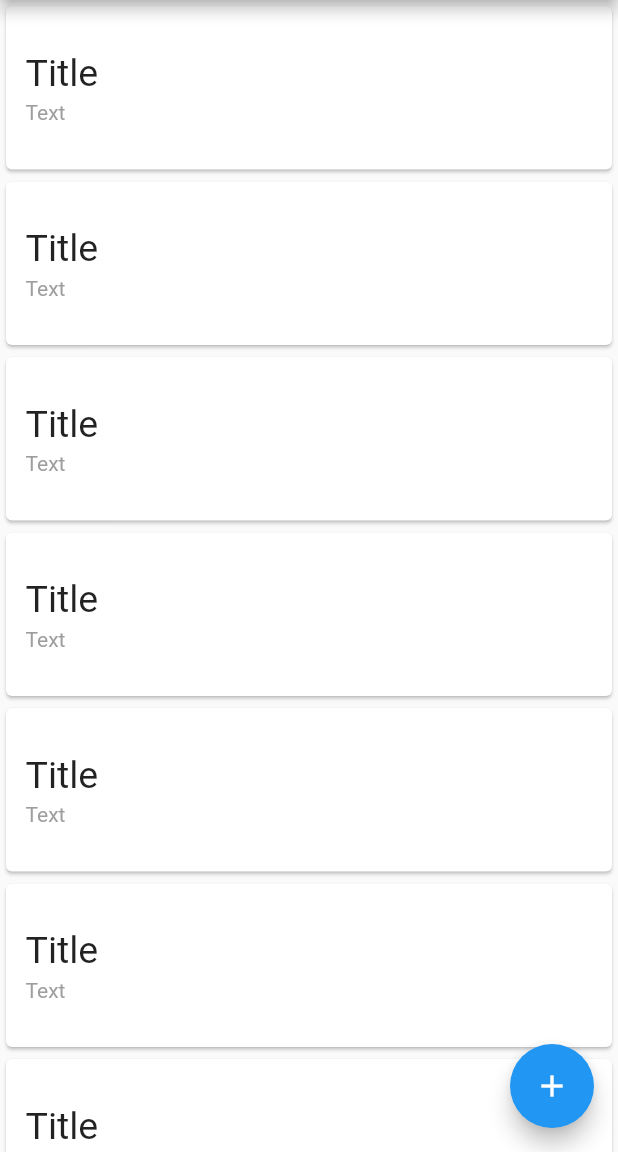
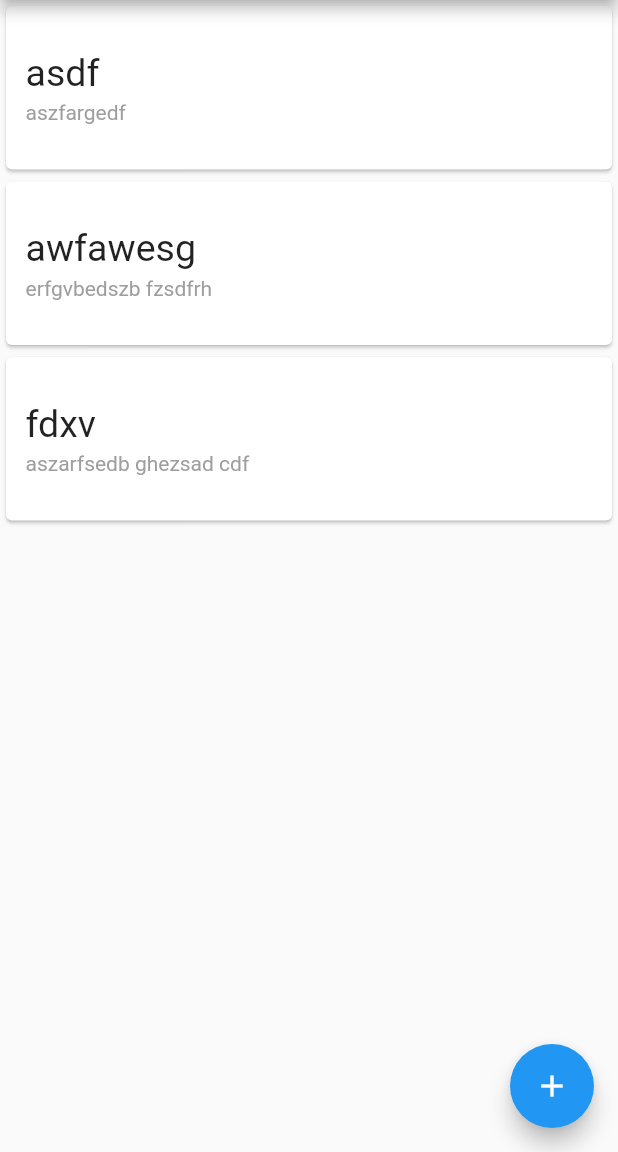
Before and after one commit to keshasha/flutter_notes, a Flutter app: the screen it shows after launch, on a phone screen of 412 x 824 dp, the part 84-1236 px from its top. Run offline on Flutter 3.47's test engine with Material 2 defaults, Android fonts, the phone set to English and light mode, and no system bars.

```diff
--- /dev/null
+++ b/lib/inherited_widgets/note_inherited_widget.dart
@@ -0,0 +1,25 @@
+import 'package:flutter/material.dart';
+
+class NoteInheritedWidget extends InheritedWidget {
+  final notes = [
+    {'title': 'asdf', 'text': 'aszfargedf'},
+    {'title': 'awfawesg', 'text': 'erfgvbedszb fzsdfrh'},
+    {'title': 'fdxv', 'text': 'aszarfsedb ghezsad cdf'},
+  ];
+
+//  NoteInheritedWidget(Widget child): super(child: child);
+  NoteInheritedWidget({
+    Key key,
+    @required Widget child,
+  })  : assert(child != null),
+        super(key: key, child: child);
+
+  static NoteInheritedWidget of(BuildContext context) {
+    return context.dependOnInheritedWidgetOfExactType<NoteInheritedWidget>();
+  }
+
+  @override
+  bool updateShouldNotify(NoteInheritedWidget old) {
+    return old.notes != notes;
+  }
+}
--- a/lib/main.dart
+++ b/lib/main.dart
@@ -1,4 +1,5 @@
 import 'package:flutter/material.dart';
+import 'package:flutter_notes/inherited_widgets/note_inherited_widget.dart';
 import 'package:flutter_notes/views/note_list.dart';
 
 void main() => runApp(MyApp());
@@ -12,7 +13,12 @@ class MyApp extends StatelessWidget {
       theme: ThemeData(
         primarySwatch: Colors.blue,
       ),
-      home: NoteList(),
+      home: NoteInheritedWidget(
+          child:MaterialApp(
+              title: 'Notes',
+              home: NoteList(),
+          )
+      ),
     );
   }
 }
--- a/lib/views/note_list.dart
+++ b/lib/views/note_list.dart
@@ -1,31 +1,41 @@
 import 'package:flutter/material.dart';
+import 'package:flutter_notes/inherited_widgets/note_inherited_widget.dart';
 import 'package:flutter_notes/views/note.dart';
 
-class NoteList extends StatelessWidget {
+class NoteList extends StatefulWidget {
+  @override
+  _NoteListState createState() => _NoteListState();
+}
+
+class _NoteListState extends State<NoteList> {
+  List<Map<String, String>> get _notes => NoteInheritedWidget.of(context).notes;
+
   @override
   Widget build(BuildContext context) {
     return Scaffold(
       appBar: AppBar(
         title: Text('Notes'),
       ),
-      body: ListView.builder(itemBuilder: (context, index) {
+      body: ListView.builder(
+          itemCount: _notes.length,
+          itemBuilder: (context, index) {
             return GestureDetector(
-          onTap: (){
-            Navigator.of(context)
-                .push(MaterialPageRoute(builder: (context) => Note(NoteMode.Editing)));
+              onTap: () {
+                Navigator.of(context).push(MaterialPageRoute(
+                    builder: (context) => Note(NoteMode.Editing, index)));
               },
               child: Card(
                 child: Padding(
-              padding:
-                  const EdgeInsets.only(top: 30, bottom: 30, left: 13, right: 22),
+                  padding: const EdgeInsets.only(
+                      top: 30, bottom: 30, left: 13, right: 22),
                   child: Column(
                     crossAxisAlignment: CrossAxisAlignment.start,
                     children: <Widget>[
-                  _NoteTitle(),
+                      _NoteTitle(_notes[index]['title']),
                       Container(
                         height: 4,
                       ),
-                  _NoteText()
+                      _NoteText(_notes[index]['text'])
                     ],
                   ),
                 ),
@@ -34,8 +44,8 @@ class NoteList extends StatelessWidget {
           }),
       floatingActionButton: FloatingActionButton(
         onPressed: () {
-          Navigator.of(context)
-              .push(MaterialPageRoute(builder: (context) => Note(NoteMode.Adding)));
+          Navigator.of(context).push(
+              MaterialPageRoute(builder: (context) => Note(NoteMode.Adding, null)));
         },
         child: Icon(Icons.add),
       ),
@@ -44,14 +54,14 @@ class NoteList extends StatelessWidget {
 }
 
 class _NoteText extends StatelessWidget {
-  const _NoteText({
-    Key key,
-  }) : super(key: key);
+  final String _text;
+
+  _NoteText(this._text);
 
   @override
   Widget build(BuildContext context) {
     return Text(
-      'Text',
+      _text,
       style: TextStyle(color: Colors.grey.shade500),
       maxLines: 2,
       overflow: TextOverflow.ellipsis,
@@ -60,14 +70,14 @@ class _NoteText extends StatelessWidget {
 }
 
 class _NoteTitle extends StatelessWidget {
-  const _NoteTitle({
-    Key key,
-  }) : super(key: key);
+  final String _title;
+
+  _NoteTitle(this._title);
 
   @override
   Widget build(BuildContext context) {
     return Text(
-      'Title',
+      _title,
       style: TextStyle(fontSize: 25),
     );
   }
```
Also changed, not shown: lib/views/note.dart (+46 -8 lines). Lines whose indentation alone changed are shown as unchanged.
